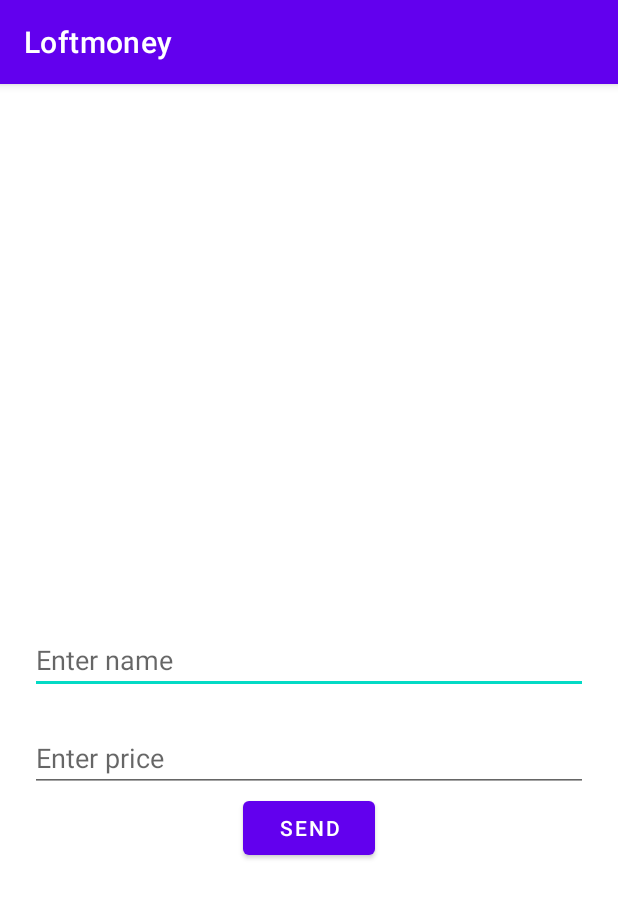
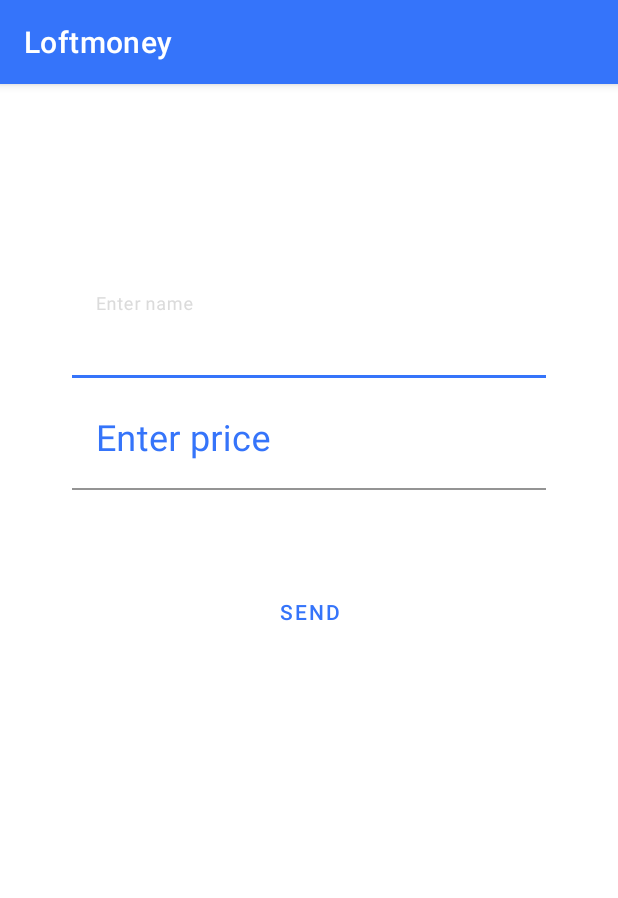
Before and after one commit to trustyvar/LoftschoolProjects, an Android app: the AddItemActivity screen opened directly, with no data from a screen before it, on a phone screen of 412 x 824 dp. Shown: the top 898 px of the screen. Run offline under Robolectric (Android 15) with nearby library versions, the phone set to English and light mode, and no system bars.

Commit message:
Выполнено ДЗ третьей недели

```diff
--- a/app/src/main/AndroidManifest.xml
+++ b/app/src/main/AndroidManifest.xml
@@ -2,7 +2,10 @@
 <manifest xmlns:android="http://schemas.android.com/apk/res/android"
     package="com.trustyvar.loftmoney">
 
+    <uses-permission android:name="android.permission.INTERNET"/>
+
     <application
+        android:name=".LoftApp"
         android:allowBackup="true"
         android:icon="@mipmap/ic_launcher"
         android:label="@string/app_name"
--- a/app/src/main/java/com/trustyvar/loftmoney/items/Item.java
+++ b/app/src/main/java/com/trustyvar/loftmoney/items/Item.java
@@ -3,9 +3,9 @@ package com.trustyvar.loftmoney.items;
 public class Item {
 
     private final String name;
-    private final String price;
+    private final int price;
 
-    public Item(String name, String price) {
+    public Item(String name, int price) {
         this.name = name;
         this.price = price;
     }
@@ -14,7 +14,7 @@ public class Item {
         return name;
     }
 
-    public String getPrice() {
+    public int getPrice() {
         return price;
     }
 
--- a/app/src/main/java/com/trustyvar/loftmoney/items/ItemsAdapter.java
+++ b/app/src/main/java/com/trustyvar/loftmoney/items/ItemsAdapter.java
@@ -56,7 +56,7 @@ public class ItemsAdapter extends RecyclerView.Adapter<ItemsAdapter.MoneyViewHol
 
         public void bind(Item item) {
             name.setText(item.getName());
-            price.setText(item.getPrice());
+            price.setText(String.valueOf(item.getPrice()));
         }
 
     }
--- a/app/src/main/res/layout/activity_add_item.xml
+++ b/app/src/main/res/layout/activity_add_item.xml
@@ -1,41 +1,60 @@
 <?xml version="1.0" encoding="utf-8"?>
-<androidx.constraintlayout.widget.ConstraintLayout xmlns:android="http://schemas.android.com/apk/res/android"
+<LinearLayout xmlns:android="http://schemas.android.com/apk/res/android"
     xmlns:app="http://schemas.android.com/apk/res-auto"
     xmlns:tools="http://schemas.android.com/tools"
     android:layout_width="match_parent"
     android:layout_height="match_parent"
     android:orientation="vertical"
+    android:padding="16dp"
     tools:context=".AddItemActivity">
 
-    <EditText
-        android:id="@+id/name"
+    <com.google.android.material.textfield.TextInputLayout
         android:layout_width="match_parent"
         android:layout_height="wrap_content"
-        android:layout_marginHorizontal="20sp"
-        android:layout_marginVertical="20sp"
+        android:layout_marginStart="32dp"
+        android:layout_marginTop="113dp"
+        android:layout_marginEnd="32dp"
         android:hint="@string/enter_name"
-        app:layout_constraintBottom_toBottomOf="parent"
-        app:layout_constraintEnd_toEndOf="parent"
-        app:layout_constraintStart_toStartOf="parent"
-        app:layout_constraintTop_toTopOf="parent" />
+        app:boxBackgroundColor="@color/white"
+        app:hintTextColor="@color/hintColor"
+        android:textColorHint="@color/blue"
+        >
+        <com.google.android.material.textfield.TextInputEditText
+            android:id="@+id/name"
+            android:layout_width="match_parent"
+            android:layout_height="wrap_content"
+            android:textColor="@color/blue"
+            android:textSize="24sp"/>
+    </com.google.android.material.textfield.TextInputLayout>
 
-    <EditText
-        android:id="@+id/price"
+    <com.google.android.material.textfield.TextInputLayout
         android:layout_width="match_parent"
         android:layout_height="wrap_content"
-        android:layout_marginHorizontal="20sp"
-        android:layout_marginVertical="20sp"
+        android:layout_marginStart="32dp"
+        android:layout_marginTop="8dp"
+        android:layout_marginEnd="32dp"
         android:hint="@string/enter_price"
-        app:layout_constraintTop_toBottomOf="@id/name" />
+        app:boxBackgroundColor="@color/white"
+        app:hintTextColor="@color/hintColor"
+        android:textColorHint="@color/blue"
+        >
+        <com.google.android.material.textfield.TextInputEditText
+            android:id="@+id/price"
+            android:layout_width="match_parent"
+            android:layout_height="wrap_content"
+            android:textColor="@color/blue"
+            android:textSize="24sp"/>
+    </com.google.android.material.textfield.TextInputLayout>
 
     <Button
         android:id="@+id/send_button"
         android:layout_width="wrap_content"
         android:layout_height="wrap_content"
         android:layout_gravity="center"
+        android:layout_marginTop="57dp"
+        style="@style/Widget.MaterialComponents.Button.TextButton"
         android:text="@string/send_button"
-        app:layout_constraintEnd_toEndOf="parent"
-        app:layout_constraintStart_toStartOf="parent"
-        app:layout_constraintTop_toBottomOf="@id/price" />
+        />
 
-</androidx.constraintlayout.widget.ConstraintLayout>
+
+</LinearLayout>
--- a/app/src/main/res/values/colors.xml
+++ b/app/src/main/res/values/colors.xml
@@ -7,4 +7,8 @@
     <color name="teal_700">#FF018786</color>
     <color name="black">#FF000000</color>
     <color name="white">#FFFFFFFF</color>
+    <color name="orange">#FF9E57</color>
+    <color name="blue">#3574FA</color>
+    <color name="hintColor">#DBDBDB</color>
+    <color name="unselectedColor">#B8B8B8</color>
 </resources>
--- a/app/src/main/res/values/themes.xml
+++ b/app/src/main/res/values/themes.xml
@@ -2,8 +2,8 @@
     <!-- Base application theme. -->
     <style name="Theme.Loftmoney" parent="Theme.MaterialComponents.DayNight.DarkActionBar">
         <!-- Primary brand color. -->
-        <item name="colorPrimary">@color/purple_500</item>
-        <item name="colorPrimaryVariant">@color/purple_700</item>
+        <item name="colorPrimary">@color/blue</item>
+        <item name="colorPrimaryVariant">@color/blue</item>
         <item name="colorOnPrimary">@color/white</item>
         <!-- Secondary brand color. -->
         <item name="colorSecondary">@color/teal_200</item>
@@ -13,4 +13,5 @@
         <item name="android:statusBarColor" tools:targetApi="l">?attr/colorPrimaryVariant</item>
         <!-- Customize your theme here. -->
     </style>
+
 </resources>
```
Also changed, not shown: app/build.gradle (+17 -0 lines), app/src/main/java/com/trustyvar/loftmoney/BudgetFragment.java (+12 -0 lines), app/src/main/java/com/trustyvar/loftmoney/LoftApp.java (added, +40 -0 lines), app/src/main/java/com/trustyvar/loftmoney/MainActivity.java (+27 -0 lines), app/src/main/java/com/trustyvar/loftmoney/api/LoftmoneyAPI.java (added, +23 -0 lines), app/src/main/java/com/trustyvar/loftmoney/items/MoneyResponse.java (added, +17 -0 lines), app/src/main/res/drawable/ic_add.xml (added, +10 -0 lines), app/src/main/res/layout/activity_main.xml (+13 -0 lines), 1 other file.
